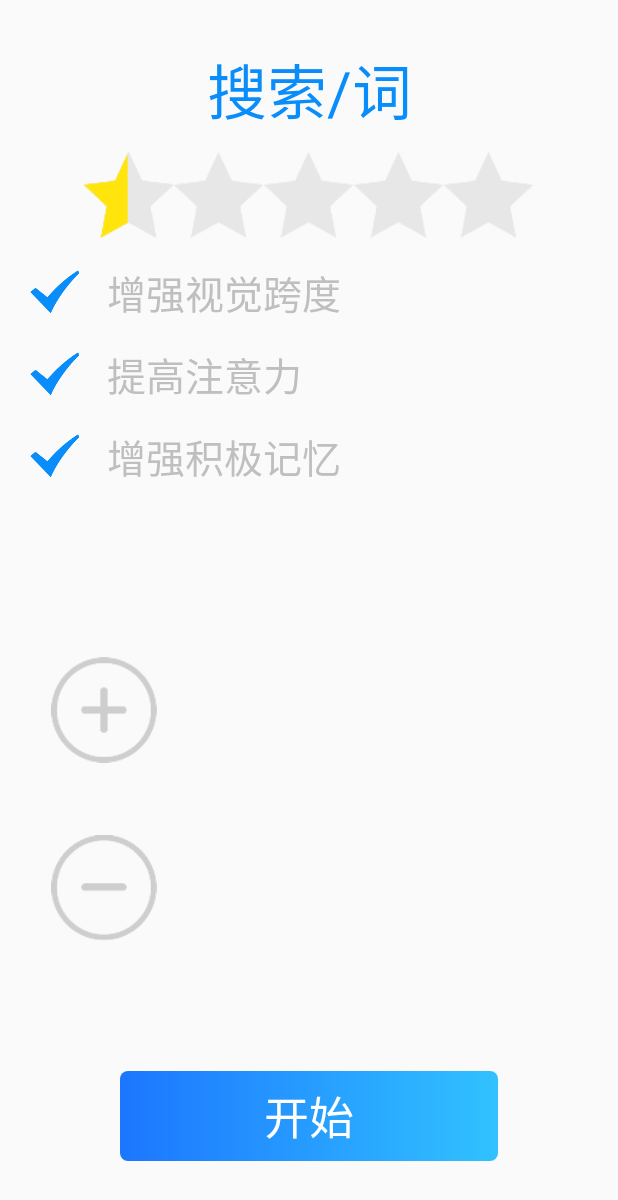
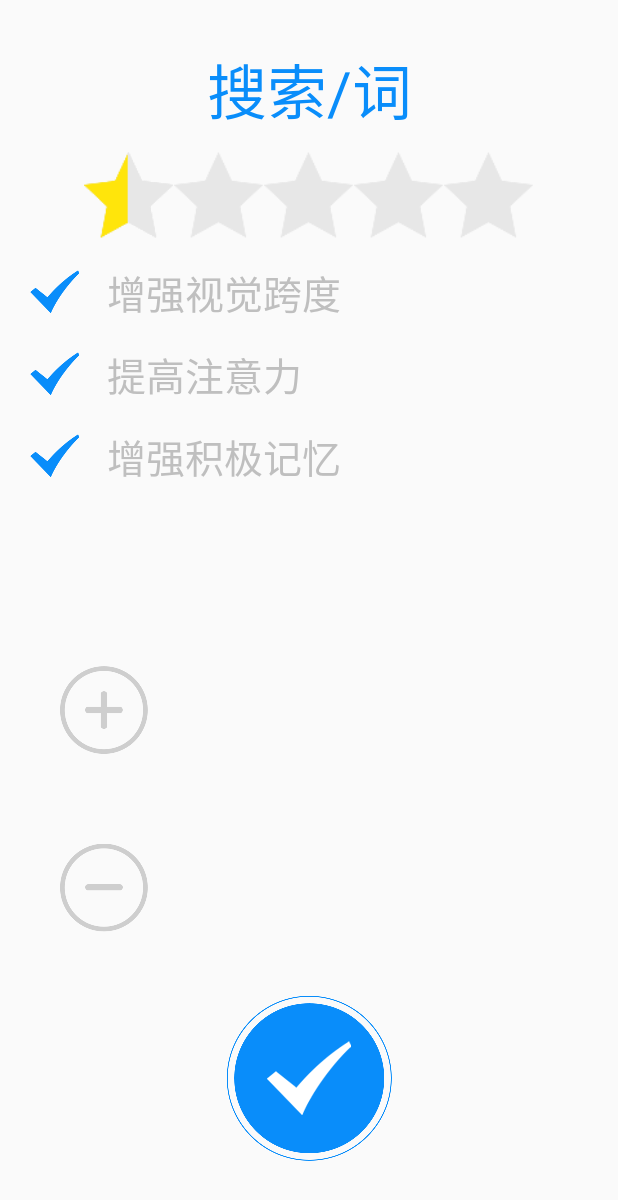
Before and after one commit to HeCaser/jikang_game, an Android app: the BeforeSearchActivity screen opened directly, with no data from a screen before it, on a phone screen of 412 x 824 dp. Shown: the top 1200 px of the screen. Run offline under Robolectric (Android 15) with nearby library versions, the phone set to English and light mode, and no system bars.

Commit message:
界面优化

```diff
--- a/app/src/main/res/layout/activity_before_search.xml
+++ b/app/src/main/res/layout/activity_before_search.xml
@@ -50,8 +50,6 @@
     </LinearLayout>
 
     <ImageView
-            android:scaleX="1.2"
-            android:scaleY="1.2"
             android:padding="20dp"
             android:layout_marginTop="100dp"
             android:src="@drawable/speed_add"
@@ -61,8 +59,6 @@
             android:layout_width="wrap_content"
             android:layout_height="wrap_content"/>
     <ImageView
-            android:scaleX="1.2"
-            android:scaleY="1.2"
             android:padding="20dp"
             android:src="@drawable/speed_sub"
             android:layout_marginTop="20dp"
@@ -73,14 +69,13 @@
             android:layout_height="wrap_content"/>
     <TextView
             android:id="@+id/btnStart"
-            android:layout_width="match_parent"
-            android:layout_height="60dp"
+            android:layout_width="wrap_content"
+            android:layout_height="wrap_content"
             android:layout_marginLeft="80dp"
             android:layout_marginRight="80dp"
             android:layout_marginBottom="50dp"
-            android:background="@drawable/button_bg"
+            android:background="@drawable/big_blue_right"
             android:gravity="center"
-            android:text="开始"
             android:textColor="@color/white"
             android:textSize="30dp"
             app:layout_constraintBottom_toBottomOf="parent"
```
